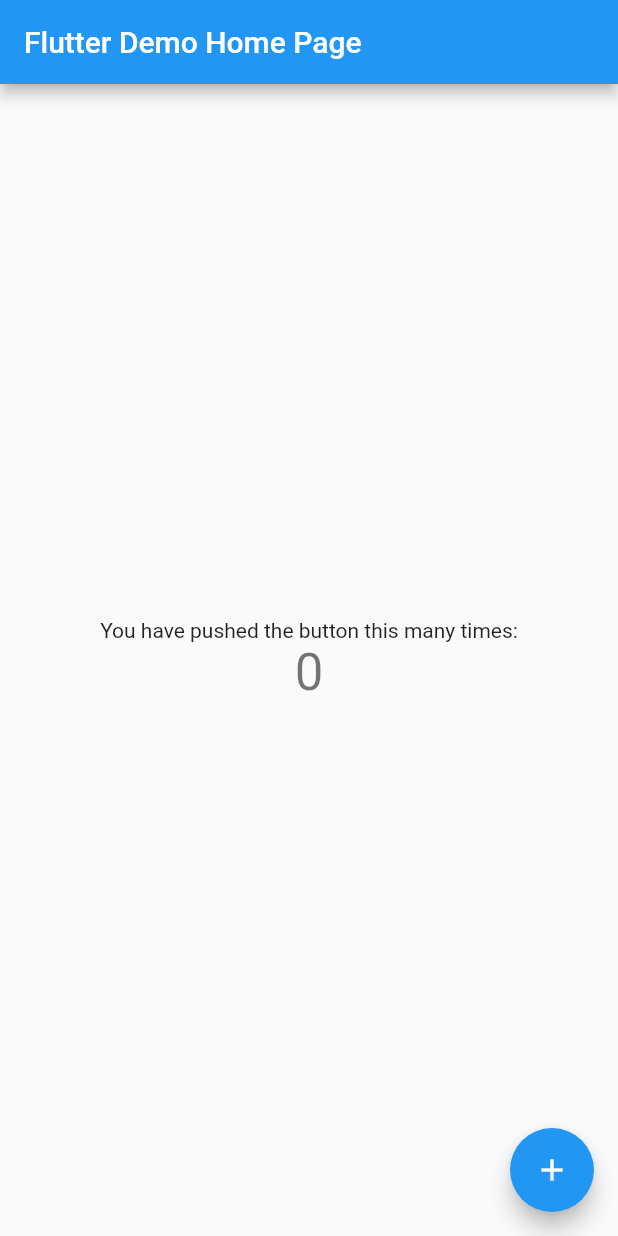
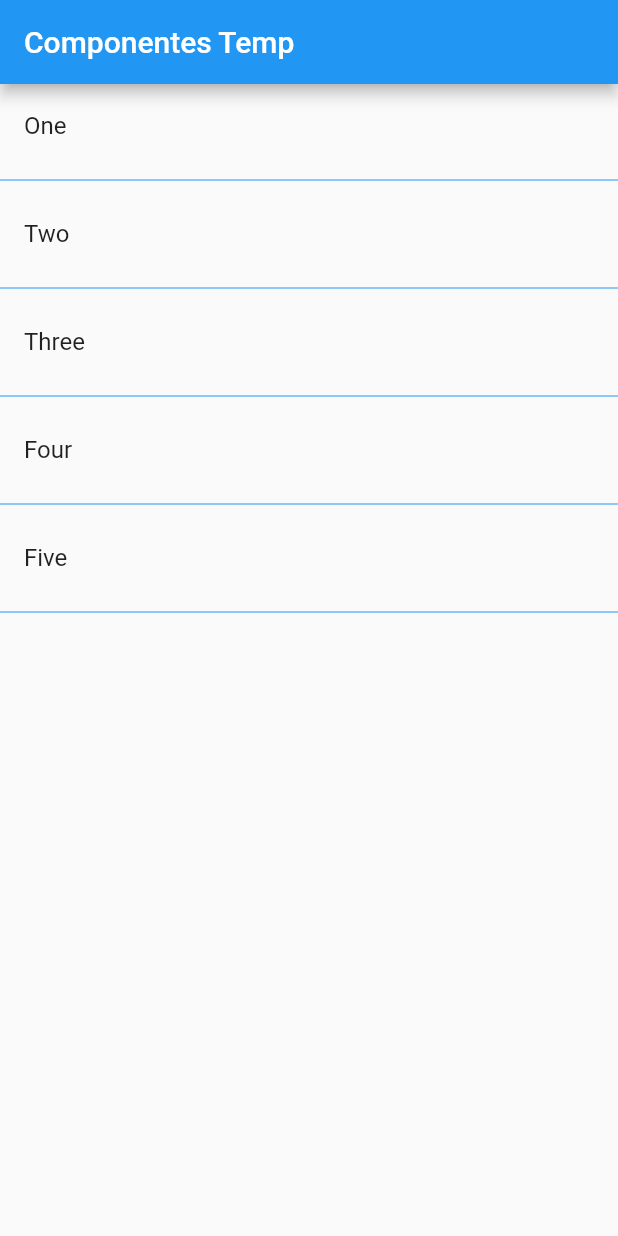
Before and after one commit to lucasedfc/flutter-apps, a Flutter app: the screen it shows after launch, on a phone screen of 412 x 824 dp. Run offline on Flutter 3.47's test engine with Material 2 defaults, Android fonts, the phone set to English and light mode, and no system bars.

Commit message:
list items

```diff
--- a/components/lib/main.dart
+++ b/components/lib/main.dart
@@ -1,111 +1,15 @@
+import 'package:components/src/pages/home_temp.dart';
 import 'package:flutter/material.dart';
 
 void main() => runApp(MyApp());
 
 class MyApp extends StatelessWidget {
-  // This widget is the root of your application.
   @override
   Widget build(BuildContext context) {
     return MaterialApp(
-      title: 'Flutter Demo',
-      theme: ThemeData(
-        // This is the theme of your application.
-        //
-        // Try running your application with "flutter run". You'll see the
-        // application has a blue toolbar. Then, without quitting the app, try
-        // changing the primarySwatch below to Colors.green and then invoke
-        // "hot reload" (press "r" in the console where you ran "flutter run",
-        // or simply save your changes to "hot reload" in a Flutter IDE).
-        // Notice that the counter didn't reset back to zero; the application
-        // is not restarted.
-        primarySwatch: Colors.blue,
-      ),
-      home: MyHomePage(title: 'Flutter Demo Home Page'),
+      title: 'Components App',
+      debugShowCheckedModeBanner: false,
+      home: HomePageTemp()
     );
   }
 }
-
-class MyHomePage extends StatefulWidget {
-  MyHomePage({Key key, this.title}) : super(key: key);
-
-  // This widget is the home page of your application. It is stateful, meaning
-  // that it has a State object (defined below) that contains fields that affect
-  // how it looks.
-
-  // This class is the configuration for the state. It holds the values (in this
-  // case the title) provided by the parent (in this case the App widget) and
-  // used by the build method of the State. Fields in a Widget subclass are
-  // always marked "final".
-
-  final String title;
-
-  @override
-  _MyHomePageState createState() => _MyHomePageState();
-}
-
-class _MyHomePageState extends State<MyHomePage> {
-  int _counter = 0;
-
-  void _incrementCounter() {
-    setState(() {
-      // This call to setState tells the Flutter framework that something has
-      // changed in this State, which causes it to rerun the build method below
-      // so that the display can reflect the updated values. If we changed
-      // _counter without calling setState(), then the build method would not be
-      // called again, and so nothing would appear to happen.
-      _counter++;
-    });
-  }
-
-  @override
-  Widget build(BuildContext context) {
-    // This method is rerun every time setState is called, for instance as done
-    // by the _incrementCounter method above.
-    //
-    // The Flutter framework has been optimized to make rerunning build methods
-    // fast, so that you can just rebuild anything that needs updating rather
-    // than having to individually change instances of widgets.
-    return Scaffold(
-      appBar: AppBar(
-        // Here we take the value from the MyHomePage object that was created by
-        // the App.build method, and use it to set our appbar title.
-        title: Text(widget.title),
-      ),
-      body: Center(
-        // Center is a layout widget. It takes a single child and positions it
-        // in the middle of the parent.
-        child: Column(
-          // Column is also a layout widget. It takes a list of children and
-          // arranges them vertically. By default, it sizes itself to fit its
-          // children horizontally, and tries to be as tall as its parent.
-          //
-          // Invoke "debug painting" (press "p" in the console, choose the
-          // "Toggle Debug Paint" action from the Flutter Inspector in Android
-          // Studio, or the "Toggle Debug Paint" command in Visual Studio Code)
-          // to see the wireframe for each widget.
-          //
-          // Column has various properties to control how it sizes itself and
-          // how it positions its children. Here we use mainAxisAlignment to
-          // center the children vertically; the main axis here is the vertical
-          // axis because Columns are vertical (the cross axis would be
-          // horizontal).
-          mainAxisAlignment: MainAxisAlignment.center,
-          children: <Widget>[
-            Text(
-              'You have pushed the button this many times:',
-            ),
-            Text(
-              '$_counter',
-              style: Theme.of(context).textTheme.display1,
-            ),
-          ],
-        ),
-      ),
-      floatingActionButton: FloatingActionButton(
-        onPressed: _incrementCounter,
-        tooltip: 'Increment',
-        child: Icon(Icons.add),
-      ), // This trailing comma makes auto-formatting nicer for build methods.
-    );
-  }
-}
--- /dev/null
+++ b/components/lib/src/pages/home_temp.dart
@@ -0,0 +1,36 @@
+import 'package:flutter/material.dart';
+
+class HomePageTemp extends StatelessWidget {
+  final options = ['One', 'Two', 'Three', 'Four', 'Five'];
+
+  @override
+  Widget build(BuildContext context) {
+    return Scaffold(
+      appBar: AppBar(
+        title: Text('Componentes Temp'),
+      ),
+      body: ListView(children: _createItems()),
+    );
+  }
+
+  List<Widget> _createItems() {
+
+    List<Widget> list = new List<Widget>();
+
+    for (String opt in options) {
+
+      final tempWidget = ListTile(
+        title: Text(opt),
+      );
+
+      list..add(tempWidget)
+          ..add(Divider(color: Colors.blue,
+      ));
+    }
+    return list;
+  }
+
+  List<Widget> createItemsShort() {
+
+  }
+}
```
Also changed, not shown: 2 other files.
